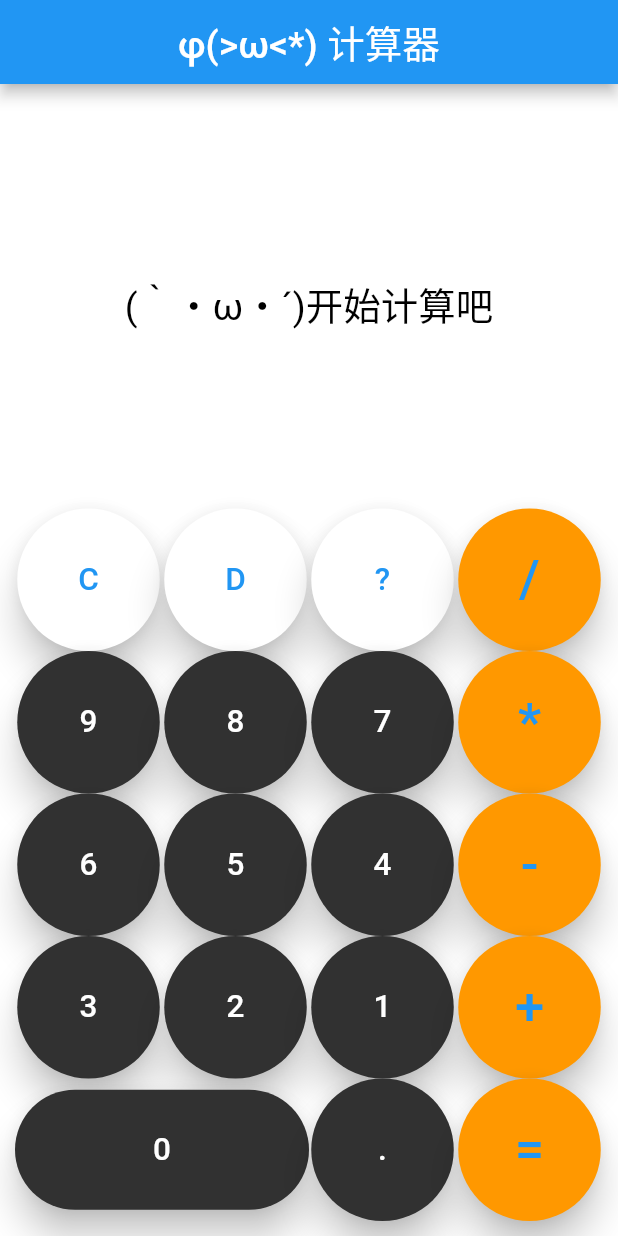
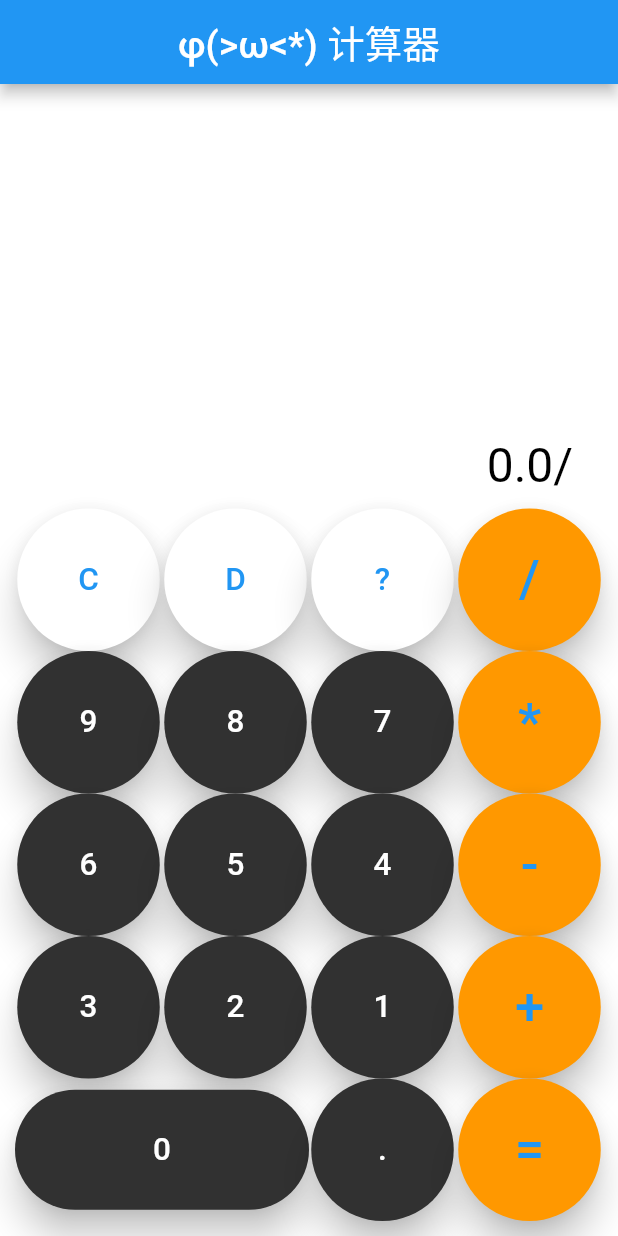
Before and after one commit to ChenVadder/TheFourthsWork, a Flutter app: the screen it shows after launch, after a tap on an icon or button, on a phone screen of 412 x 824 dp. Run offline on Flutter 3.47's test engine with Material 2 defaults, Android fonts, the light colour scheme and no system bars; Roboto replaces fonts that are missing (HYZZSDX, HYZZZQPK).

Commit message:
计算逻辑 新增修改

```diff
--- /dev/null
+++ b/calculator/lib/cal.dart
@@ -0,0 +1,184 @@
+class Cal {
+  String _output = "";
+
+  String _curnum = "";
+
+  double result = 0.0;
+
+  String get OutPut => this._output;
+
+  List<String> _s1 = [], _s2 = [];
+  List<double> _s3 = [];
+
+  static const NKeys = [
+    "9", "8", "7", //,
+    "6", "5", "4", //
+    "3", "2", "1", //
+    "0", ".", //
+  ];
+
+//顶部按钮
+  static const TKeys = [
+    "C",
+    "D",
+    "?",
+  ];
+
+  static const RKeysMap = {"/": 2, "*": 2, "-": 1, "+": 1};
+
+  List<String> _keys = [];
+
+//右侧按钮
+  static const RKeys = ["/", "*", "-", "+"];
+
+  static const EQ = "=";
+
+  void addKey(String key) {
+    if (TKeys.contains(key)) {
+      switch (key) {
+        case "C":
+          _s1 = [];
+          _s2 = [];
+          _s3 = [];
+          _curnum = "";
+          _output = "";
+          _keys = [];
+          return;
+        case "D":
+          removeLastKey();
+          return;
+      }
+    }
+    String prekey = "";
+    if (_keys.length > 0) {
+      prekey = _keys[_keys.length - 1];
+    }
+    //1 +1 +2 +3
+    //处理数字到 _s1
+    if (NKeys.contains(key)) {
+      if (_curnum.isEmpty && _s1.isEmpty) {
+        _output = "";
+      }
+      _output += key;
+      _curnum += key;
+      _keys.add(key);
+    } else {
+      if (_curnum.isNotEmpty) {
+        _s1.add(_curnum);
+        _curnum = "";
+      }
+    }
+
+    //处理符号
+    if (RKeys.contains(key)) {
+      if (_s1.length == 0) {
+        String rs = result.toString();
+        _output = rs;
+        for (int i = 0; i < rs.length; i++) {
+          _keys.add(rs.substring(i, i + 1));
+        }
+        _s1.add(rs);
+      }
+      if (RKeys.contains(prekey)) {
+        removeLastKey();
+      }
+      _keys.add(key);
+      _output += key;
+      if (_s2.length == 0) {
+        _s2.add(key);
+      } else {
+        // 当前运算符优先级 小于或等于 _s2最末尾的运算符的优先级，
+        // 我需要将s2的运算符依次从末尾取出，放入_s1
+        String lastkey = _s2[_s2.length - 1];
+        if (RKeysMap[key] <= RKeysMap[lastkey]) {
+          while (_s2.length > 0 &&
+              RKeysMap[key] <= RKeysMap[_s2[_s2.length - 1]]) {
+            _s1.add(_s2.removeLast());
+          }
+        }
+        _s2.add(key);
+      }
+    }
+
+    if (EQ == key && (_s1.length > 0 || _curnum.isNotEmpty) && prekey != EQ) {
+      if (RKeys.contains(prekey)) {
+        removeLastKey();
+      }
+      _keys.add(key);
+      _output += key;
+      while (_s2.length > 0) {
+        _s1.add(_s2.removeLast());
+      }
+      // 1 1 + 2+ 3 + 4 +
+      for (int i = 0; i < _s1.length; i++) {
+        String k = _s1[i];
+        if (!RKeys.contains(k)) {
+          _s3.add(double.parse(k));
+        } else {
+          switch (k) {
+            case "+":
+              _s3.add(_s3.removeLast() + _s3.removeLast());
+              break;
+            case "*":
+              _s3.add(_s3.removeLast() * _s3.removeLast());
+              break;
+            case "-":
+              double r1 = _s3.removeLast(), r2 = _s3.removeLast();
+              _s3.add(r2 - r1);
+              break;
+            case "/":
+              double r1 = _s3.removeLast(), r2 = _s3.removeLast();
+              _s3.add(r2 / r1);
+              break;
+          }
+        }
+      }
+
+      result = _s3[0];
+      _output += "$result";
+      _s3 = [];
+      _s2 = [];
+      _s1 = [];
+      _keys = [];
+    }
+  }
+
+  void removeLastKey() {
+    String prekey = "";
+    if (_keys.length > 0) {
+      prekey = _keys[_keys.length - 1];
+    }
+    print(_s1);
+    print(_s2);
+    if (RKeys.contains(prekey)) {
+      String k1 = _s1[_s1.length - 1];
+      if (RKeys.contains(k1)) {
+        _s2.removeLast();
+        for (int i = _s1.length - 1; i >= 0; i--) {
+          String tk = _s1[i];
+          if (RKeys.contains(tk)) {
+            _s2.add(_s1.removeLast());
+          } else {
+            break;
+          }
+        }
+      } else {
+        _s2.removeLast();
+      }
+      _output = _output.substring(0, _output.length - 1);
+      _keys.removeLast();
+    } else if (_s1.length > 0 || _curnum.isNotEmpty) {
+      if (_curnum.isNotEmpty) {
+        _curnum = _curnum.substring(0, _curnum.length - 1);
+      } else {
+        String tk = _s1.removeLast();
+        tk = tk.substring(0, tk.length - 1);
+        if (tk.isNotEmpty) {
+          _s1.add(tk);
+        }
+      }
+      _output = _output.substring(0, _output.length - 1);
+      _keys.removeLast();
+    }
+  }
+}
--- a/calculator/lib/index.dart
+++ b/calculator/lib/index.dart
@@ -1,6 +1,18 @@
 import 'package:flutter/material.dart';
+import 'package:calculator/cal.dart';
 
-class IndexPage extends StatelessWidget {
+class IndexPage extends StatefulWidget {
+  static const Color PAGE_COLOR = Colors.black;
+
+  // 按钮
+  static const Color NUM_BTN_BG = Color(0xff323232);
+
+  //顶部按钮
+  static const Color TOP_BTN_BG = Color(0xFFa6a6a6);
+
+  //右侧按钮
+  static const Color RIGHT_BTN_BG = Color(0xFFff9500);
+
   static const NKeys = [
     "C", "D", "?", "/", //
     "9", "8", "7", "*", //,
@@ -25,7 +37,24 @@ class IndexPage extends StatelessWidget {
 //右侧按钮
   static const RKeys = ["/", "*", "-", "+", "="];
 
-  IndexPage({Key? key}) : super(key: key);
+  @override
+  IndexPageState createState() {
+    return new IndexPageState();
+  }
+}
+
+class IndexPageState extends State<IndexPage> {
+  String _num = "";
+
+  Cal _cal = new Cal();
+
+  void clickKey(String key) {
+    _cal.addKey(key);
+    setState(() {
+      _num = _cal.OutPut;
+    });
+  }
+
   @override
   Widget build(BuildContext context) {
     return Scaffold(
@@ -46,26 +75,33 @@ class IndexPage extends StatelessWidget {
         padding: const EdgeInsets.all(10.0),
         child: Column(
           children: <Widget>[
-            const Expanded(
-                child: Center(
-                    child: Text("(｀・ω・´)开始计算吧",
-                        style: TextStyle(
+            Expanded(
+                child: SingleChildScrollView(
+                    reverse: true,
+                    child: Padding(
+                        padding: const EdgeInsets.symmetric(
+                            horizontal: 20.0, vertical: 10.0),
+                        child: Align(
+                            alignment: Alignment.bottomRight,
+                            child: Text("$_num",
+                                style: const TextStyle(
                                   color: Colors.black,
-                          fontFamily: "HYZZZQPK", //自定义字体2
-                          fontSize: 25,
-                        )))),
-            Center(child: _buildButtons())
+                                  fontSize: 32.0,
+                                )))))),
+            Center(child: _buildButtons()),
           ],
         ),
       ),
     );
-  }
   }
 
   Widget buildButton(String num, {int flex = 1}) {
     return Expanded(
         flex: flex,
         child: MaterialButton(
+          onPressed: () {
+            clickKey(num);
+          },
           padding: const EdgeInsets.all(20.0),
           child: Text(
             num,
@@ -84,11 +120,12 @@ Widget buildButton(String num, {int flex = 1}) {
               ? Colors.white
               : IndexPage.RKeys.contains(num)
                   ? Colors.orange // IndexPage.RIGHT_BTN_BG
-                : const Color.fromARGB(255, 49, 49, 49), //IndexPage.NUM_BTN_BG,
+                  : const Color.fromARGB(
+                      255, 49, 49, 49), //IndexPage.NUM_BTN_BG,
           splashColor: Colors.grey,
           elevation: 10.0,
           highlightElevation: 20.0,
-        onPressed: () {}, //TODO
+          //TODO
         ));
   }
 
@@ -125,3 +162,4 @@ Widget _buildButtons() {
       children: rows,
     );
   }
+}
--- a/calculator/lib/main.dart
+++ b/calculator/lib/main.dart
@@ -6,7 +6,7 @@ void main() {
 }
 
 class MyApp extends StatelessWidget {
-  const MyApp({Key? key}) : super(key: key);
+  const MyApp({Key key}) : super(key: key);
 
   // This widget is the root of your application.
   @override
```
Also changed, not shown: calculator/pubspec.yaml (+2 -11 lines), calculator/pubspec.lock. Lines whose indentation alone changed are shown as unchanged.
